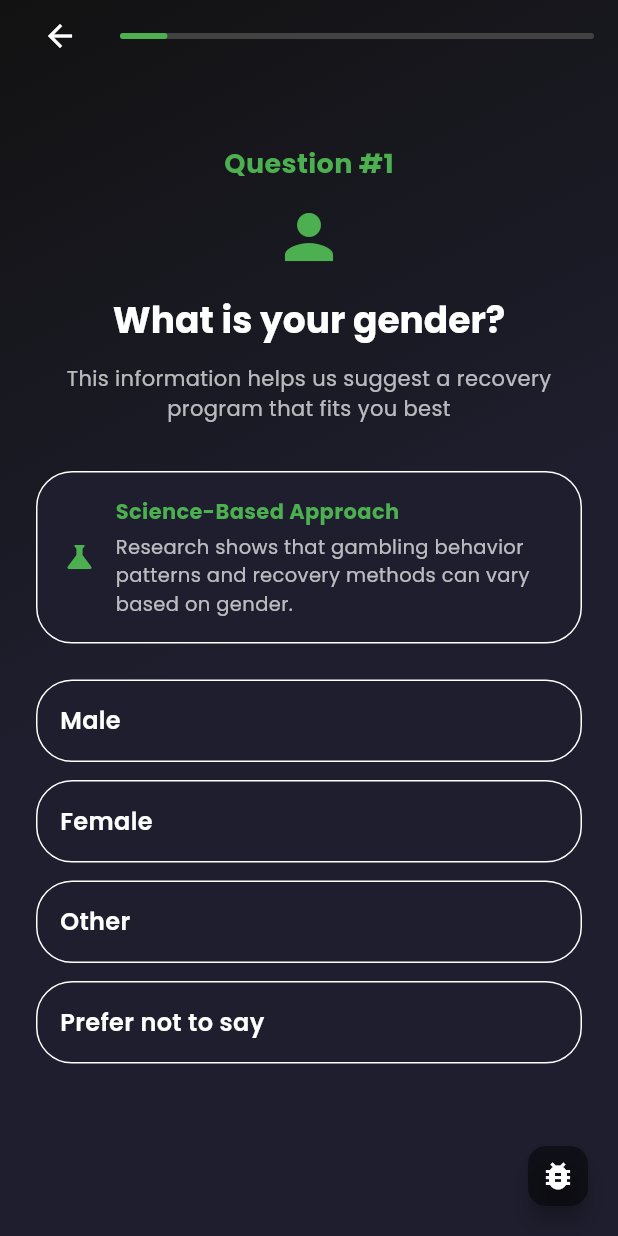
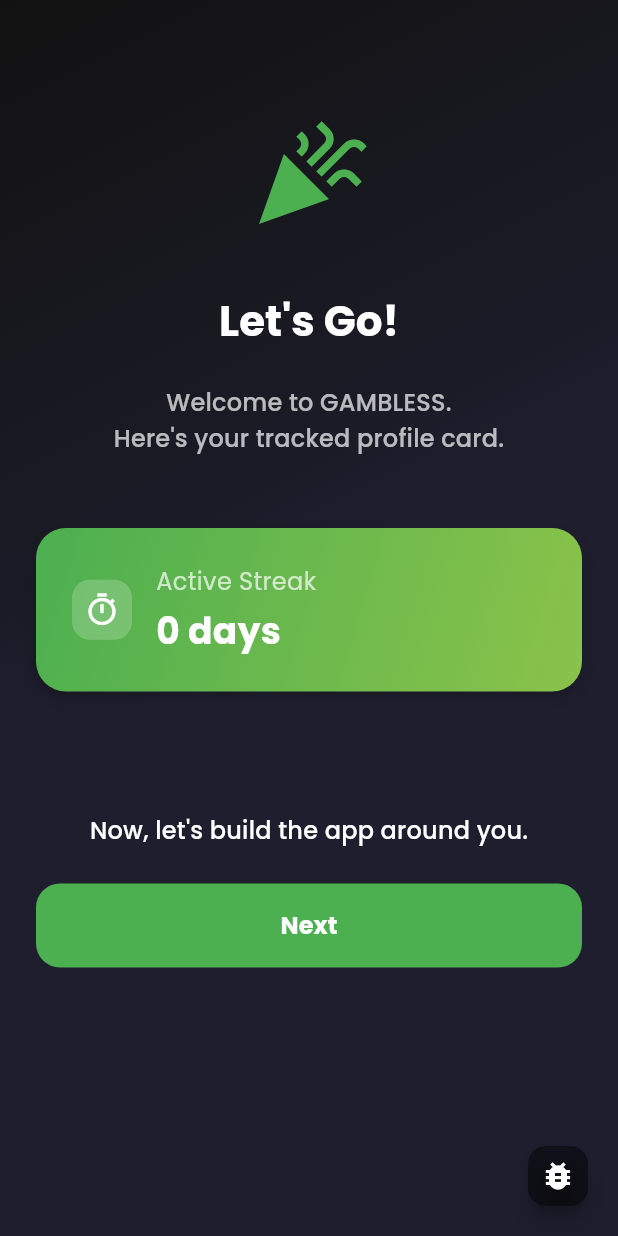
Before and after one commit to yshima42/gambless, a Flutter app: the screen it shows after launch, after a tap on "I already have an account", on a phone screen of 412 x 824 dp. Run offline on Flutter 3.47's test engine with Material 3 defaults, Android fonts, the phone set to English and light mode, and no system bars; our stand-ins replace flutter_animate, flutter_riverpod, go_router, google_fonts, vibration.

Commit message:
chore: 細かい修正

```diff
--- a/lib/features/onboarding/presentation/pages/onboarding_page.dart
+++ b/lib/features/onboarding/presentation/pages/onboarding_page.dart
@@ -5,6 +5,7 @@
 import '../../data/providers/onboarding_provider.dart';
 import '../widgets/onboarding_widgets.dart' as widgets;
 import 'onboarding_steps/welcome_step.dart';
+import 'onboarding_steps/lets_go_step.dart';
 import 'onboarding_steps/gender_step.dart';
 import 'onboarding_steps/gambling_frequency_step.dart';
 import 'onboarding_steps/how_found_app_step.dart';
@@ -27,6 +28,7 @@
   // 質問フェーズのステップをリスト化
   static final List<Widget Function(VoidCallback)> _questionSteps = [
     (onNext) => WelcomeStep(onNext: onNext),
+    (onNext) => LetsGoStep(onNext: onNext),
     (onNext) => GenderStep(onNext: onNext),
     (onNext) => GamblingFrequencyStep(onNext: onNext),
     (onNext) => HowFoundAppStep(onNext: onNext),
@@ -126,8 +128,15 @@
       ),
     );
 
-    final showProgressBar =
-        onboardingPhase != 1 && currentStep != questionStepsCount + 1;
+    final showProgressBar = onboardingPhase != 1 &&
+        currentStep > 1 && // Welcome と LetsGo の後から
+        currentStep < questionStepsCount + 1; // 質問フェーズの間のみ
+
+    // 質問の進捗を計算（Welcome と LetsGo を除外）
+    final questionProgress = currentStep > 1
+        ? (currentStep - 2) /
+            (questionStepsCount - 2) // -2 は Welcome と LetsGo を除外
+        : 0.0;
 
     return Scaffold(
       body: Stack(
@@ -136,7 +145,7 @@
           SafeArea(
             child: Column(
               children: [
-                if (currentStep > 0 && showProgressBar)
+                if (showProgressBar)
                   Padding(
                     padding: const EdgeInsets.only(bottom: 8.0),
                     child: Container(
@@ -146,15 +155,24 @@
                         children: [
                           BackButton(onPressed: goToPreviousStep),
                           const SizedBox(width: 16),
-                          Expanded(child: widgets.OnboardingProgressBar())
+                          Expanded(
+                            child: widgets.OnboardingProgressBar(
+                              progress: questionProgress,
+                            ),
+                          ),
                         ],
                       ),
                     ),
                   ),
                 Expanded(
-                    child: SingleChildScrollView(
-                        controller: scrollController,
-                        child: buildCurrentStep())),
+                  child: SingleChildScrollView(
+                    controller: scrollController,
+                    child: Padding(
+                      padding: const EdgeInsets.symmetric(vertical: 24.0),
+                      child: buildCurrentStep(),
+                    ),
+                  ),
+                ),
               ],
             ),
           ),
--- /dev/null
+++ b/lib/features/onboarding/presentation/pages/onboarding_steps/lets_go_step.dart
@@ -0,0 +1,132 @@
+import 'package:flutter/material.dart';
+import '../../../../../shared/widgets/buttons/vibrating_button.dart';
+
+class LetsGoStep extends StatelessWidget {
+  final VoidCallback onNext;
+
+  const LetsGoStep({Key? key, required this.onNext}) : super(key: key);
+
+  @override
+  Widget build(BuildContext context) {
+    final theme = Theme.of(context);
+
+    return Padding(
+      padding: const EdgeInsets.symmetric(horizontal: 24.0, vertical: 32.0),
+      child: Column(
+        mainAxisSize: MainAxisSize.min,
+        crossAxisAlignment: CrossAxisAlignment.start,
+        children: [
+          const SizedBox(height: 20),
+          Center(
+            child: Icon(
+              Icons.celebration,
+              size: 80,
+              color: theme.colorScheme.primary,
+            ),
+          ),
+          const SizedBox(height: 40),
+          Center(
+            child: Text(
+              "Let's Go!",
+              style: theme.textTheme.headlineMedium?.copyWith(
+                fontWeight: FontWeight.bold,
+                color: Colors.white,
+              ),
+            ),
+          ),
+          const SizedBox(height: 24),
+          Center(
+            child: Text(
+              "Welcome to GAMBLESS.\nHere's your tracked profile card.",
+              textAlign: TextAlign.center,
+              style: theme.textTheme.titleMedium?.copyWith(
+                height: 1.5,
+                color: Colors.white70,
+              ),
+            ),
+          ),
+          const SizedBox(height: 48),
+          Container(
+            width: double.infinity,
+            padding: const EdgeInsets.all(24),
+            decoration: BoxDecoration(
+              gradient: LinearGradient(
+                begin: Alignment.topLeft,
+                end: Alignment.bottomRight,
+                colors: [
+                  theme.colorScheme.primary,
+                  theme.colorScheme.secondary,
+                ],
+              ),
+              borderRadius: BorderRadius.circular(20),
+              boxShadow: [
+                BoxShadow(
+                  color: Colors.black.withOpacity(0.2),
+                  blurRadius: 10,
+                  offset: const Offset(0, 4),
+                ),
+              ],
+            ),
+            child: Column(
+              crossAxisAlignment: CrossAxisAlignment.start,
+              children: [
+                Row(
+                  children: [
+                    Container(
+                      padding: const EdgeInsets.all(8),
+                      decoration: BoxDecoration(
+                        color: Colors.white.withOpacity(0.2),
+                        borderRadius: BorderRadius.circular(12),
+                      ),
+                      child: const Icon(
+                        Icons.timer_outlined,
+                        color: Colors.white,
+                        size: 24,
+                      ),
+                    ),
+                    const SizedBox(width: 16),
+                    const Column(
+                      crossAxisAlignment: CrossAxisAlignment.start,
+                      children: [
+                        Text(
+                          "Active Streak",
+                          style: TextStyle(
+                            fontSize: 16,
+                            color: Colors.white70,
+                          ),
+                        ),
+                        SizedBox(height: 4),
+                        Text(
+                          "0 days",
+                          style: TextStyle(
+                            fontSize: 24,
+                            fontWeight: FontWeight.bold,
+                            color: Colors.white,
+                          ),
+                        ),
+                      ],
+                    ),
+                  ],
+                ),
+              ],
+            ),
+          ),
+          const SizedBox(height: 80),
+          Center(
+            child: Text(
+              "Now, let's build the app around you.",
+              style: theme.textTheme.titleMedium?.copyWith(
+                color: Colors.white,
+              ),
+            ),
+          ),
+          const SizedBox(height: 24),
+          VibratingTextButton(
+            onPressed: onNext,
+            text: 'Next',
+          ),
+        ],
+      ),
+    );
+  }
+}
--- a/lib/features/onboarding/presentation/widgets/progress/onboarding_progress_bar.dart
+++ b/lib/features/onboarding/presentation/widgets/progress/onboarding_progress_bar.dart
@@ -1,25 +1,18 @@
 import 'package:flutter/material.dart';
-import 'package:flutter_riverpod/flutter_riverpod.dart';
-
-import '../../../data/providers/onboarding_provider.dart';
 
 /// オンボーディングの進行状況を表示するプログレスバー
-class OnboardingProgressBar extends ConsumerWidget {
-  const OnboardingProgressBar({super.key});
+class OnboardingProgressBar extends StatelessWidget {
+  final double progress;
+
+  const OnboardingProgressBar({
+    super.key,
+    required this.progress,
+  });
 
   @override
-  Widget build(BuildContext context, WidgetRef ref) {
-    final currentStep = ref.watch(onboardingStepProvider);
-    final questionSteps = ref.watch(onboardingQuestionStepsProvider);
-
-    // 現在のステップが質問ステップ数を超えている場合は、進捗を100%とする
-    // そうでなければ、現在のステップ / 質問ステップ数（+1 for Analysis）として計算
-    final progress = currentStep > questionSteps
-        ? 1.0
-        : (currentStep / (questionSteps + 1)).clamp(0.0, 1.0);
-
+  Widget build(BuildContext context) {
     return LinearProgressIndicator(
-      value: progress,
+      value: progress.clamp(0.0, 1.0),
       backgroundColor: Colors.grey.shade800,
       color: Theme.of(context).colorScheme.primary,
       minHeight: 4,
--- /dev/null
+++ b/lib/shared/widgets/buttons/vibrating_button.dart
@@ -0,0 +1,93 @@
+import 'package:flutter/material.dart';
+import 'package:flutter/services.dart';
+
+class VibratingButton extends StatelessWidget {
+  final VoidCallback onPressed;
+  final Widget child;
+  final Color? backgroundColor;
+  final Color? foregroundColor;
+  final double? width;
+  final double height;
+  final double borderRadius;
+
+  const VibratingButton({
+    super.key,
+    required this.onPressed,
+    required this.child,
+    this.backgroundColor,
+    this.foregroundColor,
+    this.width,
+    this.height = 56,
+    this.borderRadius = 16,
+  });
+
+  void _handlePress() {
+    HapticFeedback.mediumImpact();
+    onPressed();
+  }
+
+  @override
+  Widget build(BuildContext context) {
+    final theme = Theme.of(context);
+
+    return SizedBox(
+      width: width ?? double.infinity,
+      height: height,
+      child: ElevatedButton(
+        onPressed: _handlePress,
+        style: ElevatedButton.styleFrom(
+          backgroundColor: backgroundColor ?? theme.colorScheme.primary,
+          foregroundColor: foregroundColor ?? Colors.white,
+          shape: RoundedRectangleBorder(
+            borderRadius: BorderRadius.circular(borderRadius),
+          ),
+        ),
+        child: child,
+      ),
+    );
+  }
+}
+
+class VibratingTextButton extends StatelessWidget {
+  final VoidCallback onPressed;
+  final String text;
+  final double? fontSize;
+  final FontWeight? fontWeight;
+  final Color? backgroundColor;
+  final Color? foregroundColor;
+  final double? width;
+  final double height;
+  final double borderRadius;
+
+  const VibratingTextButton({
+    super.key,
+    required this.onPressed,
+    required this.text,
+    this.fontSize = 16,
+    this.fontWeight = FontWeight.bold,
+    this.backgroundColor,
+    this.foregroundColor,
+    this.width,
+    this.height = 56,
+    this.borderRadius = 16,
+  });
+
+  @override
+  Widget build(BuildContext context) {
+    return VibratingButton(
+      onPressed: onPressed,
+      backgroundColor: backgroundColor,
+      foregroundColor: foregroundColor,
+      width: width,
+      height: height,
+      borderRadius: borderRadius,
+      child: Text(
+        text,
+        style: TextStyle(
+          fontSize: fontSize,
+          fontWeight: fontWeight,
+        ),
+      ),
+    );
+  }
+}
```
